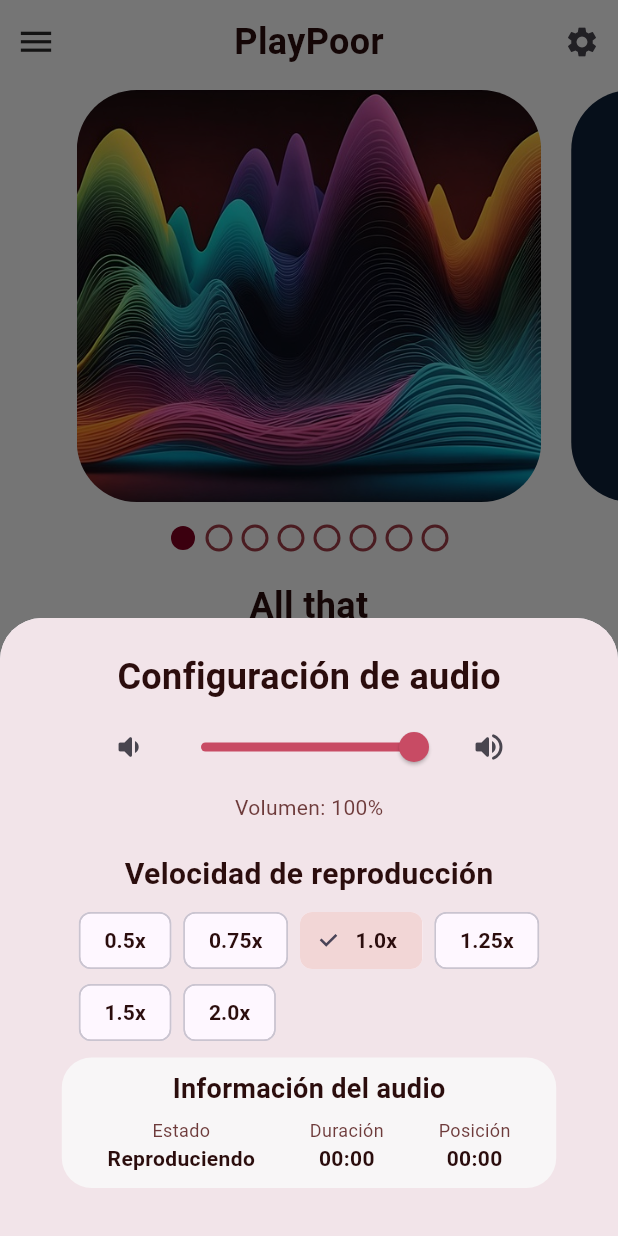
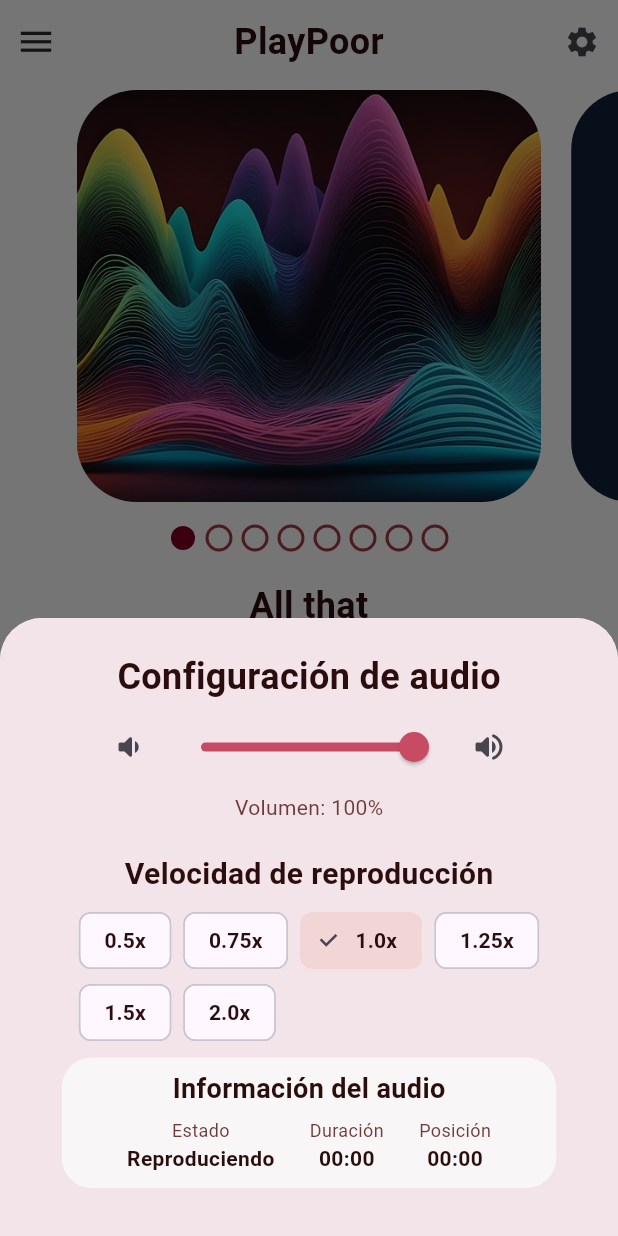
Before and after one commit to gael-rdrgz/playpoor, a Flutter app: the screen it shows after launch, after a tap on the "settings" icon, on a phone screen of 412 x 824 dp. Run offline on Flutter 3.47's test engine with Material 3 defaults, Android fonts, the phone set to English and light mode, and no system bars; drawn by our look-alikes of flutter_slider_drawer, percent_indicator, smooth_page_indicator; our stand-ins replace audioplayers, equatable, flutter_bloc; Roboto replaces fonts that are missing (DMSerif); project files that could hold a hidden picture were left out.

Commit message:
spacing innecesario comentado para evitar overflow en algunos dispositivos

```diff
--- a/lib/views/conf_modal.dart
+++ b/lib/views/conf_modal.dart
@@ -237,7 +237,7 @@ class ConfModal extends StatelessWidget {
                     Row(
                       mainAxisAlignment: MainAxisAlignment.spaceEvenly,
                       crossAxisAlignment: CrossAxisAlignment.center,
-                      spacing: 26,
+                      //spacing: 26,
                       children: [
                         Column(
                           children: [
```
